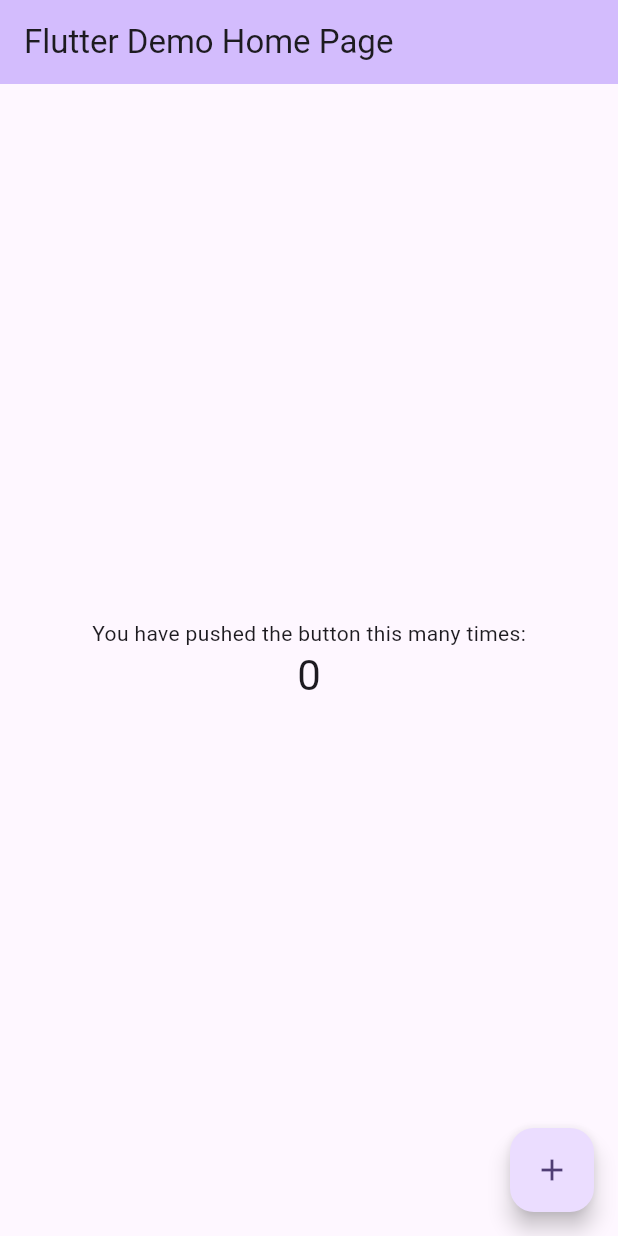
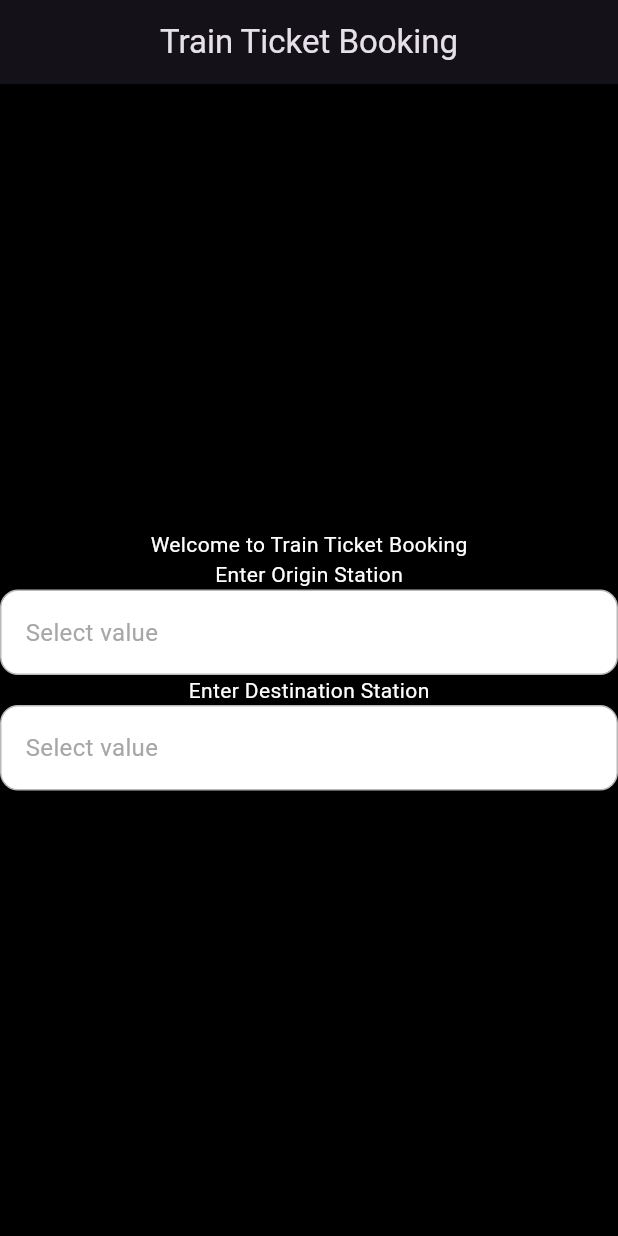
Before and after one commit to AriefSaiber/Simple_Train_Ticket_Booking, a Flutter app: the screen it shows after launch, on a phone screen of 412 x 824 dp. Run offline on Flutter 3.47's test engine with Material 3 defaults, Android fonts, the phone set to English and light mode, and no system bars; drawn by our look-alikes of animated_custom_dropdown; our stand-ins replace get.

Commit message:
first commit

```diff
--- /dev/null
+++ b/lib/constant.dart
@@ -0,0 +1,6 @@
+import 'package:flutter/material.dart';
+
+class Constants {
+  static const Color primaryColor = Color(0xffc61e23);
+  static const Color borderColor = Color.fromARGB(255, 185, 185, 185);
+}
--- /dev/null
+++ b/lib/controller/homepage_ctrl.dart
@@ -0,0 +1,27 @@
+import 'package:flutter/material.dart';
+import 'package:get/get.dart';
+
+class HomeController extends GetxController {
+  Rx<TextEditingController> originController = TextEditingController().obs;
+  Rx<TextEditingController> departController = TextEditingController().obs;
+  Rx<TextEditingController> returnController = TextEditingController().obs;
+  Rx<TextEditingController> paxController = TextEditingController().obs;
+
+  String? validator(String? value, String type) {
+    if (value == null || value.isEmpty) {
+      switch (type) {
+        case 'origin':
+          return 'Please enter you origin';
+        case 'depart':
+          return 'Please enter you depart';
+          case 'return':
+          return 'Please enter you return';
+          case 'pax':
+          return 'Please enter you pax';
+        default:
+          return null;
+      }
+    }
+    return null;
+  }
+}
--- a/lib/main.dart
+++ b/lib/main.dart
@@ -1,125 +1,24 @@
 import 'package:flutter/material.dart';
+import 'package:get/get.dart';
+import 'package:train_ticket_book/view/homepage.dart';
 
 void main() {
-  runApp(const MyApp());
+  runApp(TrainBooking());
 }
 
-class MyApp extends StatelessWidget {
-  const MyApp({super.key});
-
-  // This widget is the root of your application.
+class TrainBooking extends StatelessWidget {
   @override
   Widget build(BuildContext context) {
     return MaterialApp(
-      title: 'Flutter Demo',
-      theme: ThemeData(
-        // This is the theme of your application.
-        //
-        // TRY THIS: Try running your application with "flutter run". You'll see
-        // the application has a purple toolbar. Then, without quitting the app,
-        // try changing the seedColor in the colorScheme below to Colors.green
-        // and then invoke "hot reload" (save your changes or press the "hot
-        // reload" button in a Flutter-supported IDE, or press "r" if you used
-        // the command line to start the app).
-        //
-        // Notice that the counter didn't reset back to zero; the application
-        // state is not lost during the reload. To reset the state, use hot
-        // restart instead.
-        //
-        // This works for code too, not just values: Most code changes can be
-        // tested with just a hot reload.
-        colorScheme: ColorScheme.fromSeed(seedColor: Colors.deepPurple),
-        useMaterial3: true,
+      title: 'Train Booking',
+      theme: ThemeData.dark().copyWith(
+        scaffoldBackgroundColor: Colors.black,
+        textTheme: TextTheme(
+          bodyLarge: TextStyle(color: Colors.white),
+          bodyMedium: TextStyle(color: Colors.white),
+        ),
       ),
-      home: const MyHomePage(title: 'Flutter Demo Home Page'),
+      home: Homepage(),
     );
   }
 }
-
-class MyHomePage extends StatefulWidget {
-  const MyHomePage({super.key, required this.title});
-
-  // This widget is the home page of your application. It is stateful, meaning
-  // that it has a State object (defined below) that contains fields that affect
-  // how it looks.
-
-  // This class is the configuration for the state. It holds the values (in this
-  // case the title) provided by the parent (in this case the App widget) and
-  // used by the build method of the State. Fields in a Widget subclass are
-  // always marked "final".
-
-  final String title;
-
-  @override
-  State<MyHomePage> createState() => _MyHomePageState();
-}
-
-class _MyHomePageState extends State<MyHomePage> {
-  int _counter = 0;
-
-  void _incrementCounter() {
-    setState(() {
-      // This call to setState tells the Flutter framework that something has
-      // changed in this State, which causes it to rerun the build method below
-      // so that the display can reflect the updated values. If we changed
-      // _counter without calling setState(), then the build method would not be
-      // called again, and so nothing would appear to happen.
-      _counter++;
-    });
-  }
-
-  @override
-  Widget build(BuildContext context) {
-    // This method is rerun every time setState is called, for instance as done
-    // by the _incrementCounter method above.
-    //
-    // The Flutter framework has been optimized to make rerunning build methods
-    // fast, so that you can just rebuild anything that needs updating rather
-    // than having to individually change instances of widgets.
-    return Scaffold(
-      appBar: AppBar(
-        // TRY THIS: Try changing the color here to a specific color (to
-        // Colors.amber, perhaps?) and trigger a hot reload to see the AppBar
-        // change color while the other colors stay the same.
-        backgroundColor: Theme.of(context).colorScheme.inversePrimary,
-        // Here we take the value from the MyHomePage object that was created by
-        // the App.build method, and use it to set our appbar title.
-        title: Text(widget.title),
-      ),
-      body: Center(
-        // Center is a layout widget. It takes a single child and positions it
-        // in the middle of the parent.
-        child: Column(
-          // Column is also a layout widget. It takes a list of children and
-          // arranges them vertically. By default, it sizes itself to fit its
-          // children horizontally, and tries to be as tall as its parent.
-          //
-          // Column has various properties to control how it sizes itself and
-          // how it positions its children. Here we use mainAxisAlignment to
-          // center the children vertically; the main axis here is the vertical
-          // axis because Columns are vertical (the cross axis would be
-          // horizontal).
-          //
-          // TRY THIS: Invoke "debug painting" (choose the "Toggle Debug Paint"
-          // action in the IDE, or press "p" in the console), to see the
-          // wireframe for each widget.
-          mainAxisAlignment: MainAxisAlignment.center,
-          children: <Widget>[
-            const Text(
-              'You have pushed the button this many times:',
-            ),
-            Text(
-              '$_counter',
-              style: Theme.of(context).textTheme.headlineMedium,
-            ),
-          ],
-        ),
-      ),
-      floatingActionButton: FloatingActionButton(
-        onPressed: _incrementCounter,
-        tooltip: 'Increment',
-        child: const Icon(Icons.add),
-      ), // This trailing comma makes auto-formatting nicer for build methods.
-    );
-  }
-}
--- /dev/null
+++ b/lib/model/homepage_mdl.dart
@@ -0,0 +1,4 @@
+class homeModel {
+  List<String> originList = [];
+  List<String> destinationList = [];
+}
--- /dev/null
+++ b/lib/view/homepage.dart
@@ -0,0 +1,39 @@
+import 'package:flutter/material.dart';
+import 'package:get/get.dart';
+import 'package:train_ticket_book/controller/homepage_ctrl.dart';
+import 'package:train_ticket_book/model/homepage_mdl.dart';
+import 'package:train_ticket_book/widget/custom_dropdown.dart';
+import 'package:train_ticket_book/widget/custom_textfield.dart';
+
+class Homepage extends StatefulWidget {
+  const Homepage({super.key});
+
+  @override
+  State<Homepage> createState() => _HomepageState();
+}
+
+HomeController homeCtrl = Get.put(HomeController());
+
+class _HomepageState extends State<Homepage> {
+  @override
+  Widget build(BuildContext context) {
+    return Scaffold(
+      appBar: AppBar(
+        title: const Text('Train Ticket Booking'),
+        centerTitle: true,
+      ),
+      body: Center(
+        child: Column(
+          mainAxisAlignment: MainAxisAlignment.center,
+          children: [
+            Text('Welcome to Train Ticket Booking'),
+            Text('Enter Origin Station'),
+            CustomDDown(items: homeModel().originList, onChanged: (value){}),
+            Text('Enter Destination Station'),
+            CustomDDown(items: homeModel().destinationList, onChanged: (value){}),
+          ],
+        ),
+      ),
+    );
+  }
+}
--- /dev/null
+++ b/lib/widget/custom_dropdown.dart
@@ -0,0 +1,26 @@
+import 'package:animated_custom_dropdown/custom_dropdown.dart';
+import 'package:flutter/material.dart';
+import 'package:train_ticket_book/constant.dart';
+
+class CustomDDown extends StatelessWidget {
+  CustomDDown({required this.items, required this.onChanged, this.hint, this.initialItem});
+
+  final String? hint;
+  final String? initialItem;
+  final List<String> items;
+  final void Function(String? value) onChanged;
+
+  @override
+  Widget build(BuildContext context) {
+    return CustomDropdown<String>(
+      decoration: CustomDropdownDecoration(
+          closedBorder: Border.all(color: Constants.borderColor),
+          expandedBorder: Border.all(color: Constants.borderColor)),
+      hintText: hint,
+      initialItem: initialItem,
+      items: items,
+      onChanged: onChanged,
+      excludeSelected: false,
+    );
+  }
+}
--- a/pubspec.yaml
+++ b/pubspec.yaml
@@ -35,6 +35,8 @@ dependencies:
   # The following adds the Cupertino Icons font to your application.
   # Use with the CupertinoIcons class for iOS style icons.
   cupertino_icons: ^1.0.6
+  get: ^4.6.6
+  animated_custom_dropdown: ^3.1.1
 
 dev_dependencies:
   flutter_test:
```
Also changed, not shown: lib/components/homepage_comp.dart (added, +17 -0 lines), lib/widget/custom_textfield.dart (added, +95 -0 lines), pubspec.lock.
